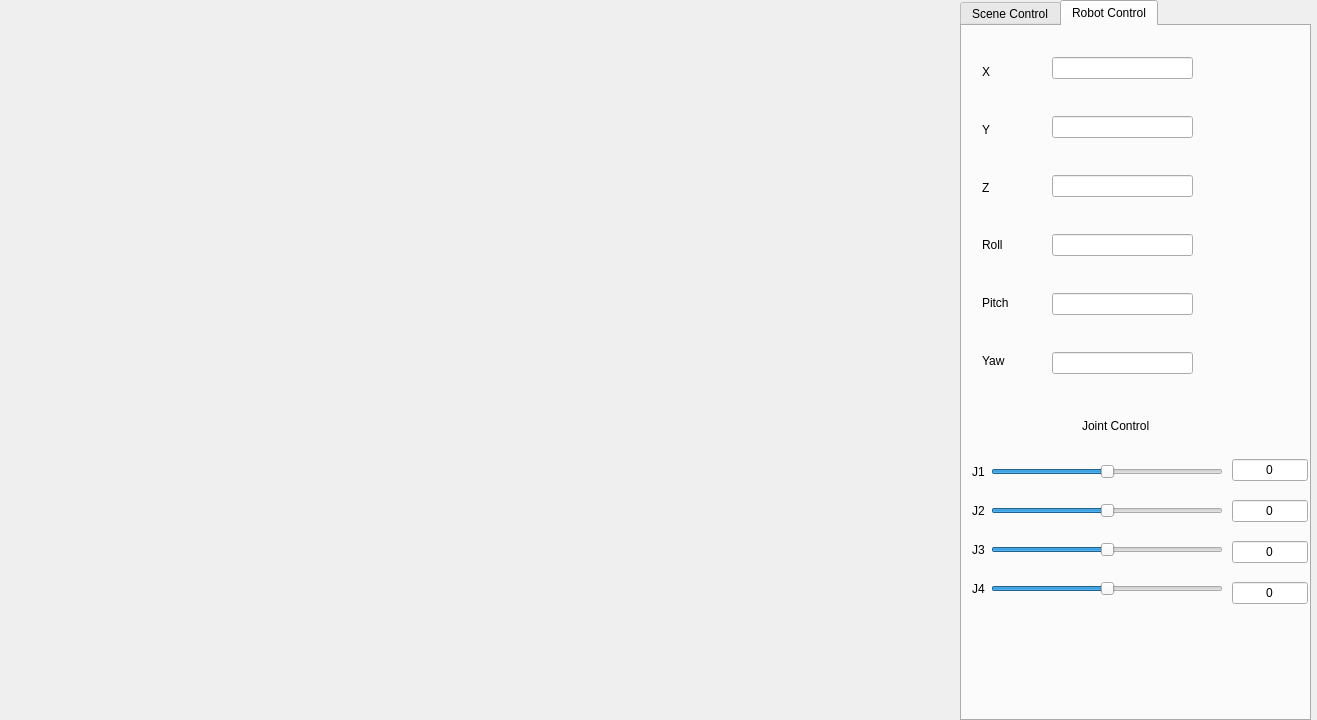
Before: the Qt Designer form Display3DModel/mainwindow.ui in amorphousmd/RobotSimulationGUI, drawn with Qt 5.
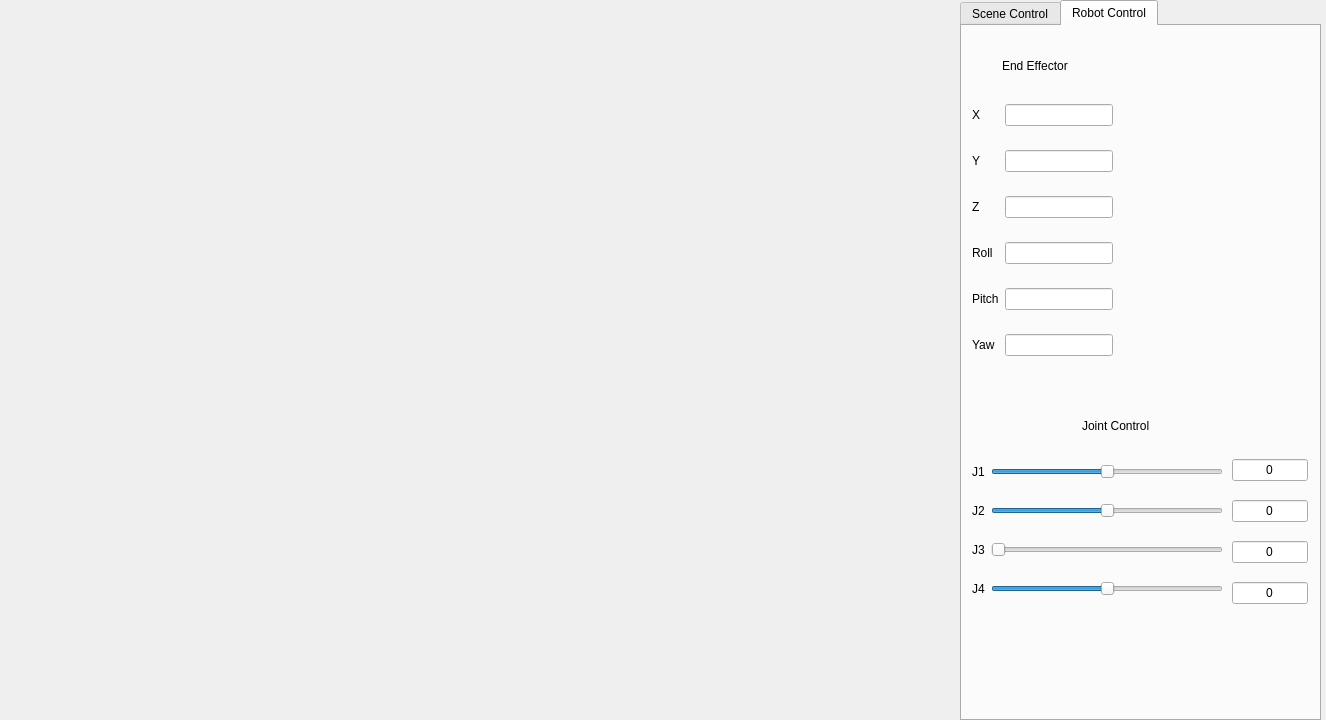
After: the same form once the commit is applied.

```diff
--- a/Display3DModel/mainwindow.ui
+++ b/Display3DModel/mainwindow.ui
@@ -6,7 +6,7 @@
    <rect>
     <x>0</x>
     <y>0</y>
-    <width>1317</width>
+    <width>1326</width>
     <height>720</height>
    </rect>
   </property>
@@ -37,7 +37,7 @@
     <rect>
      <x>960</x>
      <y>0</y>
-     <width>351</width>
+     <width>361</width>
      <height>721</height>
     </rect>
    </property>
@@ -386,90 +386,6 @@
     <attribute name="title">
      <string>Robot Control</string>
     </attribute>
-    <widget class="QWidget" name="verticalLayoutWidget_3">
-     <property name="geometry">
-      <rect>
-       <x>90</x>
-       <y>0</y>
-       <width>141</width>
-       <height>381</height>
-      </rect>
-     </property>
-     <layout class="QVBoxLayout" name="verticalLayout_6">
-      <item>
-       <widget class="QLineEdit" name="lnEEffectorX"/>
-      </item>
-      <item>
-       <widget class="QLineEdit" name="lnEEffectorY"/>
-      </item>
-      <item>
-       <widget class="QLineEdit" name="lnEEffectorZ"/>
-      </item>
-      <item>
-       <widget class="QLineEdit" name="lnEEffectorRoll"/>
-      </item>
-      <item>
-       <widget class="QLineEdit" name="lnEEffectorPitch"/>
-      </item>
-      <item>
-       <widget class="QLineEdit" name="lnEEffectorYaw"/>
-      </item>
-     </layout>
-    </widget>
-    <widget class="QWidget" name="verticalLayoutWidget_4">
-     <property name="geometry">
-      <rect>
-       <x>20</x>
-       <y>20</y>
-       <width>61</width>
-       <height>341</height>
-      </rect>
-     </property>
-     <layout class="QVBoxLayout" name="verticalLayout_7">
-      <item>
-       <widget class="QLabel" name="label_3">
-        <property name="text">
-         <string>X</string>
-        </property>
-       </widget>
-      </item>
-      <item>
-       <widget class="QLabel" name="label_9">
-        <property name="text">
-         <string>Y</string>
-        </property>
-       </widget>
-      </item>
-      <item>
-       <widget class="QLabel" name="label_10">
-        <property name="text">
-         <string>Z</string>
-        </property>
-       </widget>
-      </item>
-      <item>
-       <widget class="QLabel" name="label_11">
-        <property name="text">
-         <string>Roll</string>
-        </property>
-       </widget>
-      </item>
-      <item>
-       <widget class="QLabel" name="label_12">
-        <property name="text">
-         <string>Pitch</string>
-        </property>
-       </widget>
-      </item>
-      <item>
-       <widget class="QLabel" name="label_13">
-        <property name="text">
-         <string>Yaw</string>
-        </property>
-       </widget>
-      </item>
-     </layout>
-    </widget>
     <widget class="QWidget" name="verticalLayoutWidget">
      <property name="geometry">
       <rect>
@@ -605,7 +521,7 @@
         <item>
          <widget class="QSlider" name="horizontalSliderJ3">
           <property name="minimum">
-           <number>-180</number>
+           <number>0</number>
           </property>
           <property name="maximum">
            <number>180</number>
@@ -643,6 +559,91 @@
       </item>
      </layout>
     </widget>
+    <widget class="QWidget" name="gridLayoutWidget">
+     <property name="geometry">
+      <rect>
+       <x>10</x>
+       <y>60</y>
+       <width>141</width>
+       <height>291</height>
+      </rect>
+     </property>
+     <layout class="QGridLayout" name="gridLayout">
+      <item row="1" column="1">
+       <widget class="QLineEdit" name="lnEEffectorY"/>
+      </item>
+      <item row="0" column="1">
+       <widget class="QLineEdit" name="lnEEffectorX"/>
+      </item>
+      <item row="4" column="1">
+       <widget class="QLineEdit" name="lnEEffectorPitch"/>
+      </item>
+      <item row="1" column="0">
+       <widget class="QLabel" name="label_9">
+        <property name="text">
+         <string>Y</string>
+        </property>
+       </widget>
+      </item>
+      <item row="3" column="0">
+       <widget class="QLabel" name="label_11">
+        <property name="text">
+         <string>Roll</string>
+        </property>
+       </widget>
+      </item>
+      <item row="2" column="0">
+       <widget class="QLabel" name="label_10">
+        <property name="text">
+         <string>Z</string>
+        </property>
+       </widget>
+      </item>
+      <item row="0" column="0">
+       <widget class="QLabel" name="label_3">
+        <property name="text">
+         <string>X</string>
+        </property>
+       </widget>
+      </item>
+      <item row="2" column="1">
+       <widget class="QLineEdit" name="lnEEffectorZ"/>
+      </item>
+      <item row="3" column="1">
+       <widget class="QLineEdit" name="lnEEffectorRoll"/>
+      </item>
+      <item row="4" column="0">
+       <widget class="QLabel" name="label_12">
+        <property name="text">
+         <string>Pitch</string>
+        </property>
+       </widget>
+      </item>
+      <item row="5" column="0">
+       <widget class="QLabel" name="label_13">
+        <property name="text">
+         <string>Yaw</string>
+        </property>
+       </widget>
+      </item>
+      <item row="5" column="1">
+       <widget class="QLineEdit" name="lnEEffectorYaw"/>
+      </item>
+     </layout>
+    </widget>
+    <widget class="QLabel" name="label_14">
+     <property name="geometry">
+      <rect>
+       <x>40</x>
+       <y>30</y>
+       <width>81</width>
+       <height>20</height>
+      </rect>
+     </property>
+     <property name="text">
+      <string>End Effector</string>
+     </property>
+    </widget>
    </widget>
   </widget>
  </widget>
```
Left out of the diff: 4 changed lines with no effect on the pictures.
